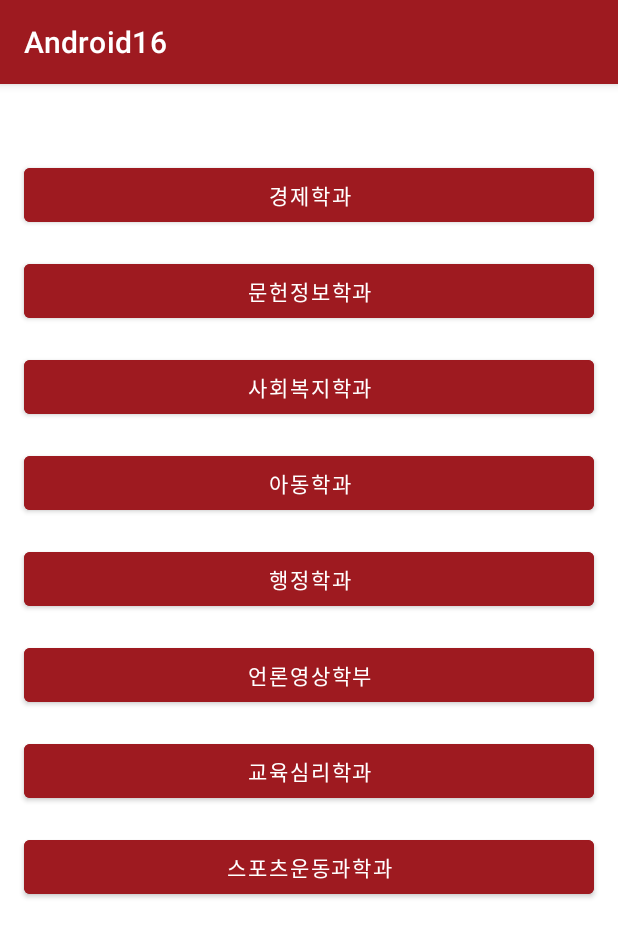
After one commit to whitecastle20/Android16, an Android app: the SocialSciences screen opened directly, with no data from a screen before it, on a phone screen of 412 x 824 dp. The commit adds this screen. Shown: the top 937 px of the screen. Run offline under Robolectric (Android 15) with nearby library versions, the phone set to English and light mode, and no system bars.

Commit message:
Humanities & Social Sciences xml

```diff
--- a/app/src/main/AndroidManifest.xml
+++ b/app/src/main/AndroidManifest.xml
@@ -13,6 +13,12 @@
         android:supportsRtl="true"
         android:theme="@style/Theme.Android16"
         tools:targetApi="31">
+        <activity
+            android:name=".SocialSciences"
+            android:exported="false" />
+        <activity
+            android:name=".Humanities"
+            android:exported="false" />
         <activity
             android:name=".FutureIndustrialConvergence"
             android:exported="false" />
--- /dev/null
+++ b/app/src/main/java/kr/co/company/android16/SocialSciences.kt
@@ -0,0 +1,11 @@
+package kr.co.company.android16
+
+import androidx.appcompat.app.AppCompatActivity
+import android.os.Bundle
+
+class SocialSciences : AppCompatActivity() {
+    override fun onCreate(savedInstanceState: Bundle?) {
+        super.onCreate(savedInstanceState)
+        setContentView(R.layout.activity_social_sciences)
+    }
+}
--- /dev/null
+++ b/app/src/main/res/layout/activity_social_sciences.xml
@@ -0,0 +1,121 @@
+<?xml version="1.0" encoding="utf-8"?>
+<androidx.constraintlayout.widget.ConstraintLayout xmlns:android="http://schemas.android.com/apk/res/android"
+    xmlns:app="http://schemas.android.com/apk/res-auto"
+    xmlns:tools="http://schemas.android.com/tools"
+    android:layout_width="match_parent"
+    android:layout_height="match_parent"
+    tools:context=".SocialSciences">
+
+    <Button
+        android:id="@+id/button17"
+        android:layout_width="0dp"
+        android:layout_height="wrap_content"
+        android:layout_marginStart="16dp"
+        android:layout_marginTop="50dp"
+        android:layout_marginEnd="16dp"
+        android:backgroundTint="#9E1A20"
+        android:text="경제학과"
+        app:layout_constraintEnd_toEndOf="parent"
+        app:layout_constraintHorizontal_bias="0.0"
+        app:layout_constraintStart_toStartOf="parent"
+        app:layout_constraintTop_toTopOf="parent" />
+
+    <Button
+        android:id="@+id/button22"
+        android:layout_width="0dp"
+        android:layout_height="wrap_content"
+        android:layout_marginStart="16dp"
+        android:layout_marginTop="16dp"
+        android:layout_marginEnd="16dp"
+        android:backgroundTint="#9E1A20"
+        android:text="행정학과"
+        app:layout_constraintEnd_toEndOf="parent"
+        app:layout_constraintHorizontal_bias="0.0"
+        app:layout_constraintStart_toStartOf="parent"
+        app:layout_constraintTop_toBottomOf="@+id/button21" />
+
+    <Button
+        android:id="@+id/button24"
+        android:layout_width="0dp"
+        android:layout_height="wrap_content"
+        android:layout_marginStart="16dp"
+        android:layout_marginTop="16dp"
+        android:layout_marginEnd="16dp"
+        android:backgroundTint="#9E1A20"
+        android:text="교육심리학과"
+        app:layout_constraintEnd_toEndOf="parent"
+        app:layout_constraintHorizontal_bias="0.0"
+        app:layout_constraintStart_toStartOf="parent"
+        app:layout_constraintTop_toBottomOf="@+id/button23" />
+
+    <Button
+        android:id="@+id/button21"
+        android:layout_width="0dp"
+        android:layout_height="wrap_content"
+        android:layout_marginStart="16dp"
+        android:layout_marginTop="16dp"
+        android:layout_marginEnd="16dp"
+        android:backgroundTint="#9E1A20"
+        android:text="아동학과"
+        app:layout_constraintEnd_toEndOf="parent"
+        app:layout_constraintHorizontal_bias="0.0"
+        app:layout_constraintStart_toStartOf="parent"
+        app:layout_constraintTop_toBottomOf="@+id/button20" />
+
+    <Button
+        android:id="@+id/button23"
+        android:layout_width="0dp"
+        android:layout_height="wrap_content"
+        android:layout_marginStart="16dp"
+        android:layout_marginTop="16dp"
+        android:layout_marginEnd="16dp"
+        android:backgroundTint="#9E1A20"
+        android:text="언론영상학부"
+        app:layout_constraintEnd_toEndOf="parent"
+        app:layout_constraintHorizontal_bias="0.0"
+        app:layout_constraintStart_toStartOf="parent"
+        app:layout_constraintTop_toBottomOf="@+id/button22" />
+
+    <Button
+        android:id="@+id/button19"
+        android:layout_width="0dp"
+        android:layout_height="wrap_content"
+        android:layout_marginStart="16dp"
+        android:layout_marginTop="16dp"
+        android:layout_marginEnd="16dp"
+        android:backgroundTint="#9E1A20"
+        android:text="스포츠운동과학과"
+        app:layout_constraintEnd_toEndOf="parent"
+        app:layout_constraintHorizontal_bias="0.0"
+        app:layout_constraintStart_toStartOf="parent"
+        app:layout_constraintTop_toBottomOf="@+id/button24" />
+
+    <Button
+        android:id="@+id/button20"
+        android:layout_width="0dp"
+        android:layout_height="wrap_content"
+        android:layout_marginStart="16dp"
+        android:layout_marginTop="16dp"
+        android:layout_marginEnd="16dp"
+        android:backgroundTint="#9E1A20"
+        android:text="사회복지학과"
+        app:layout_constraintEnd_toEndOf="parent"
+        app:layout_constraintHorizontal_bias="0.0"
+        app:layout_constraintStart_toStartOf="parent"
+        app:layout_constraintTop_toBottomOf="@+id/button18" />
+
+    <Button
+        android:id="@+id/button18"
+        android:layout_width="0dp"
+        android:layout_height="wrap_content"
+        android:layout_marginStart="16dp"
+        android:layout_marginTop="16dp"
+        android:layout_marginEnd="16dp"
+        android:backgroundTint="#9E1A20"
+        android:text="문헌정보학과"
+        app:layout_constraintEnd_toEndOf="parent"
+        app:layout_constraintHorizontal_bias="0.0"
+        app:layout_constraintStart_toStartOf="parent"
+        app:layout_constraintTop_toBottomOf="@+id/button17" />
+
+</androidx.constraintlayout.widget.ConstraintLayout>
--- a/app/src/main/res/values/colors.xml
+++ b/app/src/main/res/values/colors.xml
@@ -7,4 +7,5 @@
     <color name="teal_700">#FF018786</color>
     <color name="black">#FF000000</color>
     <color name="white">#FFFFFFFF</color>
+    <color name="swupurple">#FF9E1A20</color>
 </resources>
--- a/app/src/main/res/values/themes.xml
+++ b/app/src/main/res/values/themes.xml
@@ -2,8 +2,8 @@
     <!-- Base application theme. -->
     <style name="Theme.Android16" parent="Theme.MaterialComponents.DayNight.DarkActionBar">
         <!-- Primary brand color. -->
-        <item name="colorPrimary">@color/purple_500</item>
-        <item name="colorPrimaryVariant">@color/purple_700</item>
+        <item name="colorPrimary">@color/swupurple</item>
+        <item name="colorPrimaryVariant">@color/swupurple</item>
         <item name="colorOnPrimary">@color/white</item>
         <!-- Secondary brand color. -->
         <item name="colorSecondary">@color/teal_200</item>
```
Also changed, not shown: app/src/main/java/kr/co/company/android16/Humanities.kt (added, +11 -0 lines), app/src/main/res/layout/activity_humanities.xml (added, +115 -0 lines).
